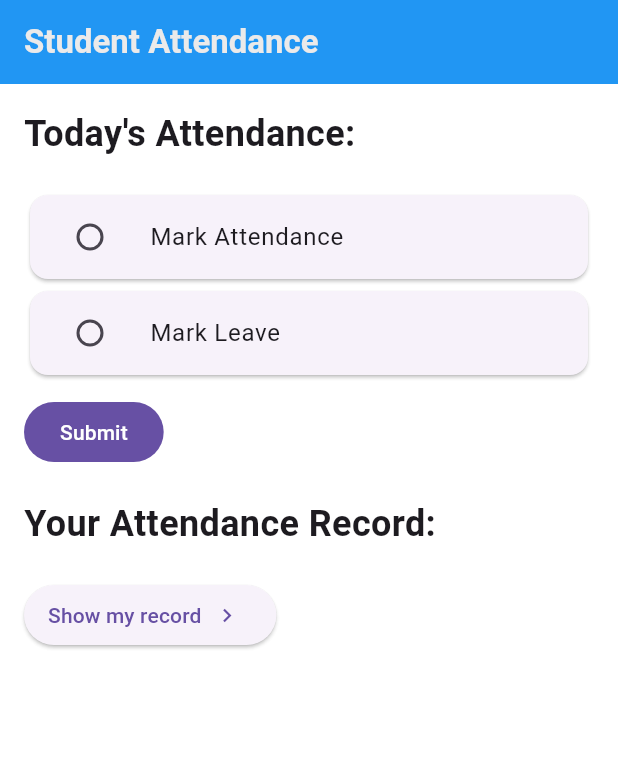
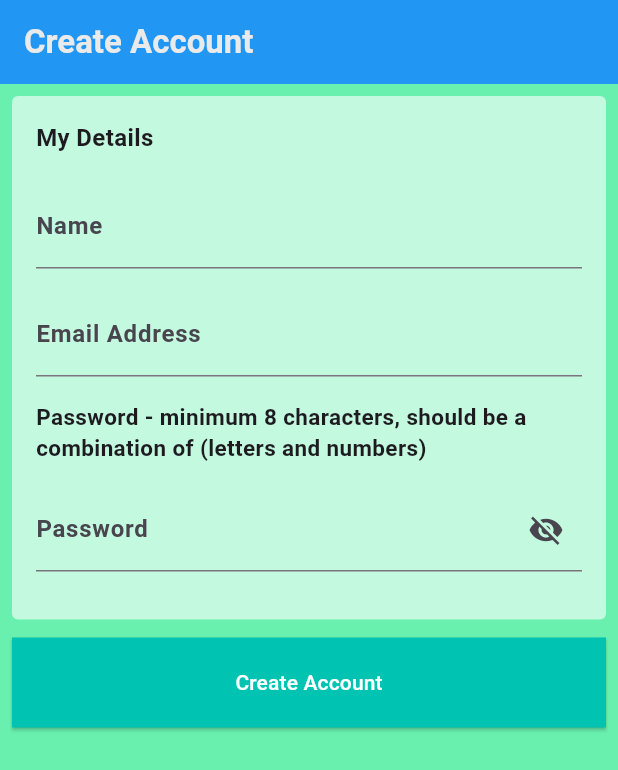
Before and after one commit to abdullah-works/Attendance-Management-System-App, a Flutter app: the screen it shows after launch, on a phone screen of 412 x 824 dp. Shown: the top 770 px of the screen. Run offline on Flutter 3.47's test engine with Material 3 defaults, Android fonts, the phone set to English and light mode, and no system bars.

Commit message:
create account screen added
sign up screen added along with some other changes

```diff
--- /dev/null
+++ b/lib/screens/create_account_screen.dart
@@ -0,0 +1,200 @@
+import 'package:flutter/material.dart';
+
+class CreateAccountScreen extends StatefulWidget {
+  const CreateAccountScreen({super.key});
+
+  @override
+  State<CreateAccountScreen> createState() => _CreateAccountScreenState();
+}
+
+class _CreateAccountScreenState extends State<CreateAccountScreen> {
+  // TextEditingController fullNameC = TextEditingController();
+  GlobalKey<FormState> formKey = GlobalKey<FormState>();
+  late String fullName, email, password;
+  bool passHidden = true;
+
+  String? defaultValidator(String? value) {
+    if (value == null || value.isEmpty) {
+      return 'Please provide the requested credentials';
+    }
+    if (value.trim().isEmpty) {
+      return 'Only Whitespaces are not accepted';
+    }
+    return null;
+  }
+
+  @override
+  Widget build(BuildContext context) {
+    return Scaffold(
+      backgroundColor: Colors.greenAccent,
+      appBar: AppBar(
+        backgroundColor: Colors.blue,
+        title: const Text('Create Account'),
+        titleTextStyle: Theme.of(context).textTheme.titleLarge!.copyWith(
+              fontWeight: FontWeight.bold,
+              color: const Color.fromARGB(255, 235, 234, 234),
+            ),
+      ),
+      body: Padding(
+          padding: const EdgeInsets.all(8.0),
+          child: Form(
+            key: formKey,
+            child: SingleChildScrollView(
+              child: Column(
+                crossAxisAlignment: CrossAxisAlignment.stretch,
+                children: [
+                  Container(
+                    padding: const EdgeInsets.all(16),
+                    decoration: BoxDecoration(
+                      color: Colors.white60,
+                      borderRadius: BorderRadius.circular(4),
+                    ),
+                    child: Column(
+                      crossAxisAlignment: CrossAxisAlignment.stretch,
+                      children: [
+                        const Text(
+                          'My Details',
+                          style: TextStyle(
+                            fontWeight: FontWeight.bold,
+                            fontSize: 16.0,
+                          ),
+                          textAlign: TextAlign.left,
+                        ),
+                        const SizedBox(height: 20.0),
+                        TextFormField(
+                          // controller: fullNameC,
+                          validator: (value) {
+                            final returnValue = defaultValidator(value);
+                            if (returnValue == null) {
+                              fullName = value!;
+                            }
+                            return returnValue;
+                          },
+                          style: const TextStyle(
+                            fontWeight: FontWeight.bold,
+                          ),
+                          decoration: const InputDecoration(
+                            hintText: 'Type your full name here',
+                            label: Text(
+                              'Name',
+                              style: TextStyle(
+                                fontWeight: FontWeight.bold,
+                              ),
+                            ),
+                          ),
+                        ),
+                        const SizedBox(height: 16.0),
+                        TextFormField(
+                          // controller: emailC,
+                          validator: (value) {
+                            final returnValue = defaultValidator(value);
+                            if (returnValue == null) {
+                              email = value!;
+                            }
+                            return returnValue;
+                          },
+                          style: const TextStyle(
+                            fontWeight: FontWeight.bold,
+                          ),
+                          decoration: const InputDecoration(
+                            hintText: 'Type your email address here',
+                            label: Text(
+                              'Email Address',
+                              style: TextStyle(
+                                fontWeight: FontWeight.bold,
+                              ),
+                            ),
+                          ),
+                        ),
+                        const SizedBox(height: 16.0),
+                        const Text(
+                          'Password - minimum 8 characters, should be a combination of (letters and numbers)',
+                          style: TextStyle(
+                            fontWeight: FontWeight.bold,
+                            fontSize: 15.0,
+                          ),
+                          textAlign: TextAlign.left,
+                        ),
+                        const SizedBox(height: 16.0),
+                        TextFormField(
+                          // controller: passwordC,
+                          validator: (value) {
+                            final returnValue = defaultValidator(value);
+                            if (returnValue == null) {
+                              password = value!;
+                            }
+                            return returnValue;
+                          },
+                          obscureText: passHidden,
+                          style: const TextStyle(
+                            fontWeight: FontWeight.bold,
+                          ),
+                          decoration: InputDecoration(
+                              suffixIcon: IconButton(
+                                onPressed: () {
+                                  setState(() {
+                                    passHidden = !passHidden;
+                                  });
+                                },
+                                icon: (passHidden)
+                                    ? const Icon(Icons.visibility_off)
+                                    : const Icon(Icons.visibility),
+                              ),
+                              label: const Text(
+                                'Password',
+                                style: TextStyle(
+                                  fontWeight: FontWeight.bold,
+                                ),
+                              ),
+                              hintText: 'Type your password here'),
+                        ),
+                        const SizedBox(height: 16.0),
+                      ],
+                    ),
+                  ),
+                  const SizedBox(height: 12),
+                  ElevatedButton(
+                    onPressed: () {
+                      if (formKey.currentState!.validate()) {
+                        // Storing valid credentials
+
+                        showDialog(
+                          context: context,
+                          builder: ((context) {
+                            return AlertDialog(
+                              title: const Text('Success'),
+                              // contentPadding: EdgeInsets.all(16),
+                              content: const Text(
+                                  'Account Created! Your information has been saved.'),
+                              actions: [
+                                TextButton(
+                                    onPressed: () {
+                                      Navigator.pop(context);
+                                      formKey.currentState!.reset();
+                                    },
+                                    child: const Text('Okay'))
+                              ],
+                            );
+                          }),
+                        );
+                      }
+                    },
+                    style: ElevatedButton.styleFrom(
+                        backgroundColor: const Color.fromARGB(255, 0, 196, 177),
+                        padding: const EdgeInsets.symmetric(vertical: 20.0),
+                        // enabledMouseCursor: MouseCursor.defer,
+                        shape: const BeveledRectangleBorder()),
+                    child: const Text(
+                      'Create Account',
+                      style: TextStyle(
+                        color: Colors.white,
+                      ),
+                    ),
+                  ),
+                ],
+              ),
+            ),
+          )),
+    );
+  }
+}
--- a/lib/screens/splash_screen.dart
+++ b/lib/screens/splash_screen.dart
@@ -1,6 +1,6 @@
 import 'dart:async';
 
-import 'package:attendance_management_system_app/screens/user_panel.dart';
+import 'package:attendance_management_system_app/screens/create_account_screen.dart';
 import 'package:flutter/material.dart';
 
 class SplashScreen extends StatefulWidget {
@@ -14,10 +14,10 @@ class _SplashScreenState extends State<SplashScreen> {
   @override
   void initState() {
     super.initState();
-    Timer(const Duration(seconds: 5), () {
+    Timer(const Duration(seconds: 2), () {
       Navigator.of(context)
           .pushReplacement(MaterialPageRoute(builder: (context) {
-        return const UserPanel();
+        return const CreateAccountScreen();
       }));
     });
   }
--- a/lib/screens/user_panel.dart
+++ b/lib/screens/user_panel.dart
@@ -1,5 +1,5 @@
 import 'package:attendance_management_system_app/screens/user_record_screen.dart';
-import 'package:flutter/cupertino.dart';
+
 import 'package:flutter/material.dart';
 import 'package:attendance_management_system_app/widgets/attendance_radio_button.dart';
 
@@ -18,10 +18,10 @@ class _UserPanelState extends State<UserPanel> {
       backgroundColor: Colors.white60,
       appBar: AppBar(
         backgroundColor: Colors.blue,
-        title: Text('Student Attendance'),
+        title: const Text('Student Attendance'),
         titleTextStyle: Theme.of(context).textTheme.titleLarge!.copyWith(
               fontWeight: FontWeight.bold,
-              color: Color.fromARGB(255, 235, 234, 234),
+              color: const Color.fromARGB(255, 235, 234, 234),
             ),
       ),
       body: Padding(
@@ -70,20 +70,22 @@ class _UserPanelState extends State<UserPanel> {
                     context: context,
                     builder: (builder) {
                       return AlertDialog(
-                        title: Text('Confirmation'),
-                        content: Text("This can't be undone! Are you sure?"),
+                        title: const Text('Confirmation'),
+                        content:
+                            const Text("This can't be undone! Are you sure?"),
                         actions: [
-                          TextButton(onPressed: () {}, child: Text('Yes')),
+                          TextButton(
+                              onPressed: () {}, child: const Text('Yes')),
                           TextButton(
                               onPressed: () {
                                 Navigator.of(context).pop();
                               },
-                              child: Text('Cancel')),
+                              child: const Text('Cancel')),
                         ],
                       );
                     });
               },
-              child: Text('Submit'),
+              child: const Text('Submit'),
               // label: Text('Submit'),
               // icon: Icon(Icons.done),
             ),
@@ -104,9 +106,9 @@ class _UserPanelState extends State<UserPanel> {
                   return const UserRecordScreen();
                 }));
               },
-              label: Text('Show my record'),
+              label: const Text('Show my record'),
               // icon: Icon(Icons.arrow_forward),
-              icon: Icon(Icons.navigate_next),
+              icon: const Icon(Icons.navigate_next),
               iconAlignment: IconAlignment.end,
             ),
           ],
```
Also changed, not shown: lib/screens/user_record_screen.dart (+34 -9 lines).
